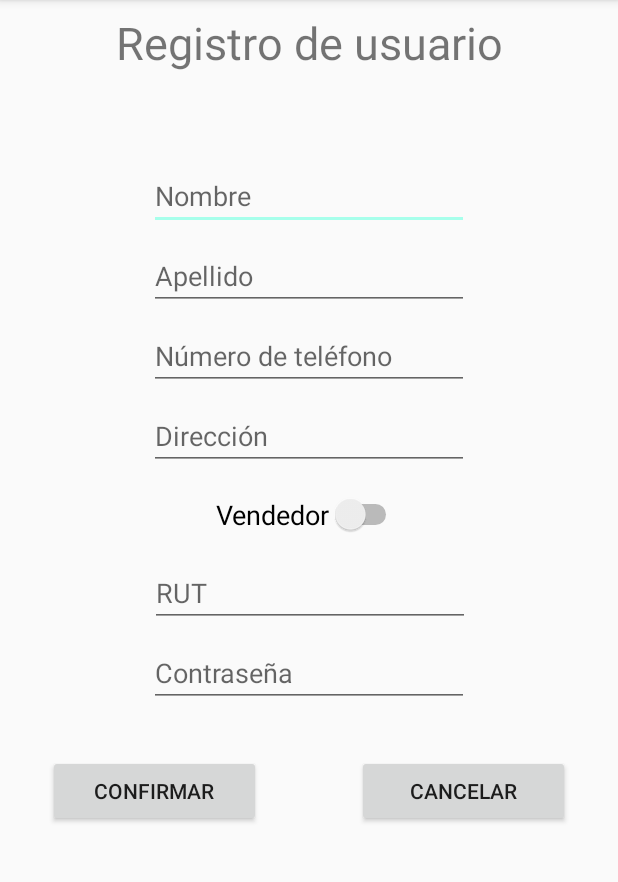
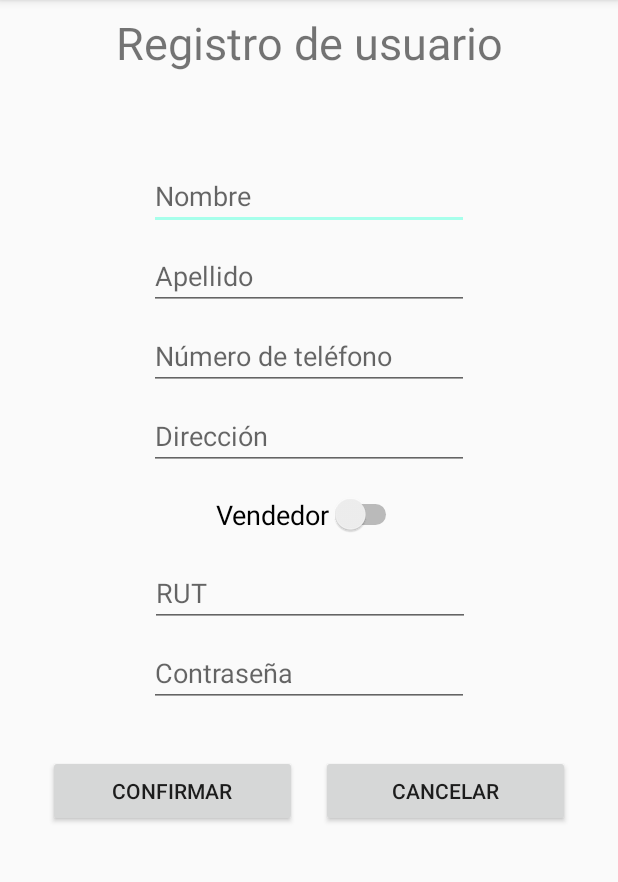
Before and after one commit to unknow1646/CompraApp, an Android app: the RegistrarUsuario screen opened directly, with no data from a screen before it, on a phone screen of 412 x 824 dp, the part 84-966 px from its top. Run offline under Robolectric (Android 15) with nearby library versions, the phone set to English and light mode, and no system bars.

Commit message:
RegistrarUsuario UI OK

```diff
--- a/app/src/main/java/com/example/compraapp/RegistrarUsuario.java
+++ b/app/src/main/java/com/example/compraapp/RegistrarUsuario.java
@@ -3,16 +3,77 @@ package com.example.compraapp;
 import androidx.appcompat.app.AppCompatActivity;
 
 import android.os.Bundle;
+import android.view.View;
+import android.widget.Button;
+import android.widget.EditText;
+import android.widget.Switch;
+import android.widget.Toast;
 
 public class RegistrarUsuario extends AppCompatActivity {
+
+    EditText ti_nombre;
+    EditText ti_apellido;
+    EditText ti_numero;
+    EditText ti_direccion;
+    EditText ti_rut;
+    EditText ti_password;
+    Switch sw_vendedor;
+    Button btn_confirmar;
+    Button btn_cancelar;
+
 
     @Override
     protected void onCreate(Bundle savedInstanceState) {
         super.onCreate(savedInstanceState);
         setContentView(R.layout.activity_registrar_usuario);
 
+        ti_nombre = findViewById(R.id.ti_reg_nombre);
+        ti_apellido = findViewById(R.id.ti_reg_apellido);
+        ti_numero = findViewById(R.id.ti_reg_telefono);
+        ti_rut = findViewById(R.id.ti_reg_rut);
+        ti_password = findViewById(R.id.ti_reg_password);
+        ti_direccion = findViewById(R.id.ti_reg_direccion);
+        sw_vendedor = findViewById(R.id.sw_vendedor);
+        btn_confirmar = findViewById(R.id.btn_reg_registrar);
+        btn_cancelar = findViewById(R.id.bt_reg_cancelar);
 
+        btn_cancelar.setOnClickListener(new View.OnClickListener() {
+            @Override
+            public void onClick(View view) {
+                finish();
+            }
+        });
 
+        btn_confirmar.setOnClickListener(new View.OnClickListener() {
+            @Override
+            public void onClick(View view) {
+                String nombre = ti_nombre.getText().toString();
+                String apellido = ti_apellido.getText().toString();
+                String telefono =  ti_numero.getText().toString();
+                String direccion = ti_direccion.getText().toString();
+                Boolean vendedor = sw_vendedor.isChecked();
+                String rut = ti_rut.getText().toString();
+                String password = ti_password.getText().toString();
+
+                if(nombre.matches("") || apellido.matches("") || telefono.matches("") || direccion.matches("") || rut.matches("") || password.matches("")){
+                    Toast.makeText(RegistrarUsuario.this,"Favor llene todos los campos", Toast.LENGTH_SHORT).show();
+                    return;
+                }
+
+                else{
+                    if(vendedor == false){
+                        //registrar cliente
+                    }
+                    else{
+                        //registrar cliente
+                        Toast.makeText(RegistrarUsuario.this,"Registrar vendedor",Toast.LENGTH_SHORT).show();
+
+                    }
+
+                }
+
+            }
+        });
 
     }
 }
--- a/app/src/main/res/layout/activity_registrar_usuario.xml
+++ b/app/src/main/res/layout/activity_registrar_usuario.xml
@@ -118,8 +118,8 @@
         android:layout_marginStart="32dp"
         android:layout_marginLeft="32dp"
         android:layout_marginTop="32dp"
-        android:layout_marginEnd="32dp"
-        android:layout_marginRight="32dp"
+        android:layout_marginEnd="8dp"
+        android:layout_marginRight="8dp"
         android:text="Confirmar"
         app:layout_constraintEnd_toStartOf="@+id/bt_reg_cancelar"
         app:layout_constraintStart_toStartOf="parent"
@@ -129,8 +129,8 @@
         android:id="@+id/bt_reg_cancelar"
         android:layout_width="0dp"
         android:layout_height="wrap_content"
-        android:layout_marginStart="32dp"
-        android:layout_marginLeft="32dp"
+        android:layout_marginStart="8dp"
+        android:layout_marginLeft="8dp"
         android:layout_marginTop="32dp"
         android:layout_marginEnd="32dp"
         android:layout_marginRight="32dp"
```
